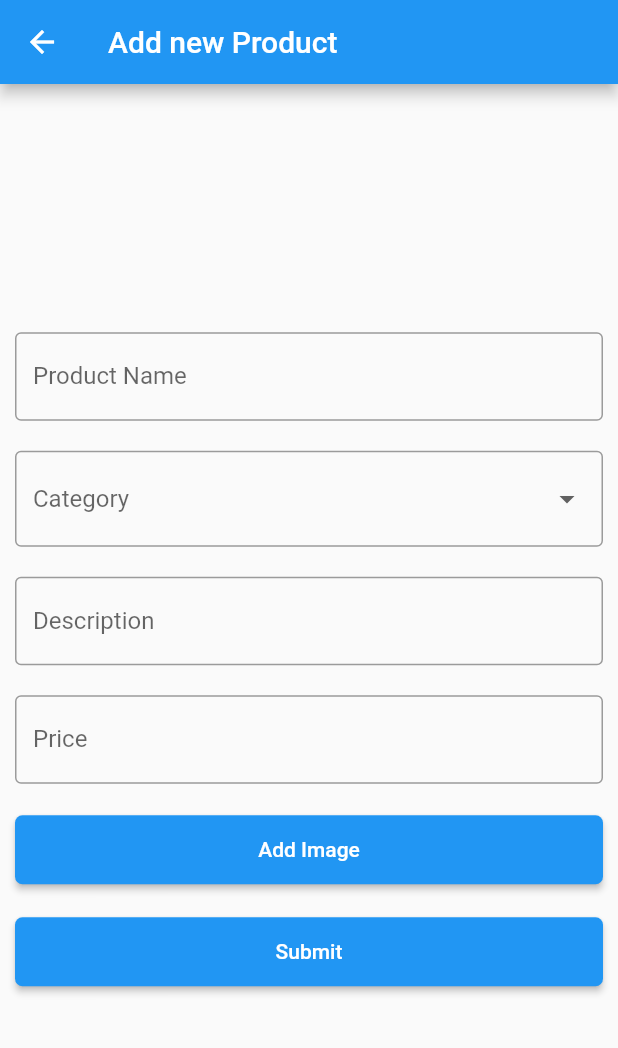
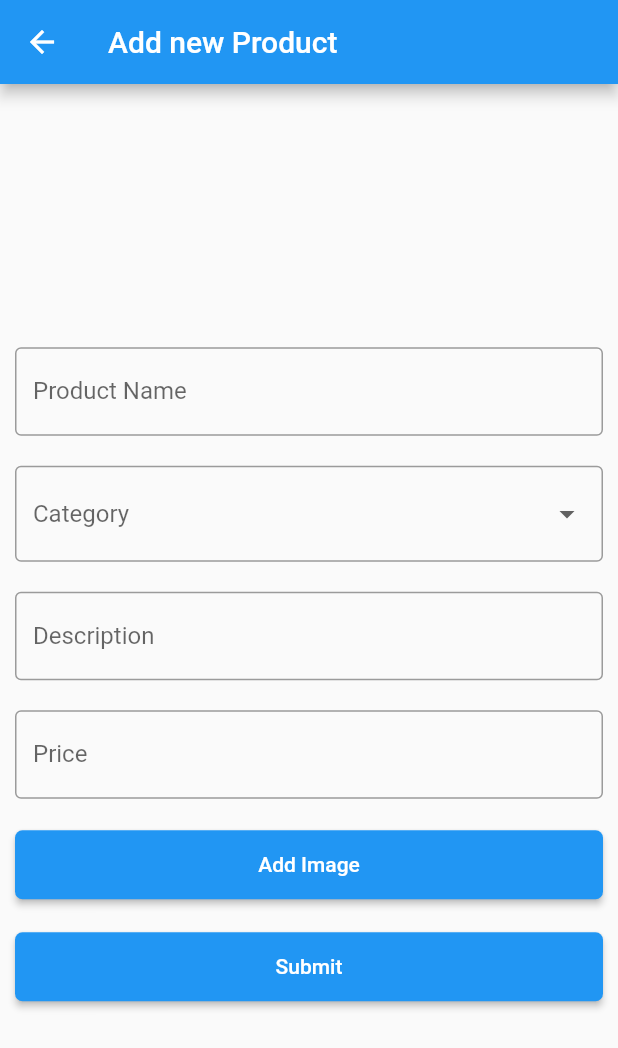
Before and after one commit to Oceankoh/nus-gdsc-hackathon, a Flutter app: the MyHomePage screen opened directly, after a tap on the "add" icon, on a phone screen of 412 x 824 dp. Shown: the top 1048 px of the screen. Run offline on Flutter 3.47's test engine with Material 2 defaults, Android fonts, the phone set to English and light mode, and no system bars; our stand-ins replace cloud_firestore, firebase_core, image_picker; missing offline and left inert: dart:html; accounts and stored records are empty; key blocks and very long unbroken strings in the code were emptied for the run.

Commit message:
minor changes

```diff
--- a/lib/home.dart
+++ b/lib/home.dart
@@ -88,6 +88,7 @@ class _MyHomePageState extends State<MyHomePage> {
             return ListView(
               padding: const EdgeInsets.all(5),
               children: snapshot.data!.docs.map((doc) {
+                var index = snapshot.data!.docs.indexOf(doc);
                 String desc = (doc.data()! as Map)['desc'];
                 String cut = desc.substring(0, min(desc.length, 100)) + '...';
                 return Align(
--- a/lib/upload.dart
+++ b/lib/upload.dart
@@ -114,11 +114,12 @@ class _UploadState extends State<Upload> {
             child: Column(
               mainAxisAlignment: MainAxisAlignment.center,
               children: <Widget>[
+                const SizedBox(height: 20),
                 Padding(
                   padding: const EdgeInsets.all(10),
                   child: SizedBox(
                     width: kIsWeb
-                        ? MediaQuery.of(context).size.width / 2
+                        ? (MediaQuery.of(context).size.width < 1100 ? MediaQuery.of(context).size.width * 0.8: MediaQuery.of(context).size.width * 0.5)
                         : MediaQuery.of(context).size.width,
                     child: TextField(
                       controller: productNameCtrl,
@@ -132,7 +133,7 @@ class _UploadState extends State<Upload> {
                   padding: const EdgeInsets.all(10),
                   child: SizedBox(
                     width: kIsWeb
-                        ? MediaQuery.of(context).size.width / 2
+                        ? (MediaQuery.of(context).size.width < 1100 ? MediaQuery.of(context).size.width * 0.8: MediaQuery.of(context).size.width * 0.5)
                         : MediaQuery.of(context).size.width,
                     child: FormField<String>(
                       builder: (FormFieldState<String> state) {
@@ -169,7 +170,7 @@ class _UploadState extends State<Upload> {
                   padding: const EdgeInsets.all(10),
                   child: SizedBox(
                     width: kIsWeb
-                        ? MediaQuery.of(context).size.width / 2
+                        ? (MediaQuery.of(context).size.width < 1100 ? MediaQuery.of(context).size.width * 0.8: MediaQuery.of(context).size.width * 0.5)
                         : MediaQuery.of(context).size.width,
                     child: TextFormField(
                       keyboardType: TextInputType.multiline,
@@ -186,7 +187,7 @@ class _UploadState extends State<Upload> {
                   padding: const EdgeInsets.all(10),
                   child: SizedBox(
                     width: kIsWeb
-                        ? MediaQuery.of(context).size.width / 2
+                        ? (MediaQuery.of(context).size.width < 1100 ? MediaQuery.of(context).size.width * 0.8: MediaQuery.of(context).size.width * 0.5)
                         : MediaQuery.of(context).size.width,
                     child: TextField(
                       controller: priceCtrl,
@@ -203,7 +204,7 @@ class _UploadState extends State<Upload> {
                         padding: const EdgeInsets.all(10),
                         child: SizedBox(
                           width: kIsWeb
-                              ? MediaQuery.of(context).size.width / 2
+                              ? (MediaQuery.of(context).size.width < 1100 ? MediaQuery.of(context).size.width * 0.8: MediaQuery.of(context).size.width * 0.5)
                               : MediaQuery.of(context).size.width,
                           child: MaterialButton(
                             color: Colors.blue,
@@ -223,7 +224,7 @@ class _UploadState extends State<Upload> {
                   padding: const EdgeInsets.all(10),
                   child: SizedBox(
                     width: kIsWeb
-                        ? MediaQuery.of(context).size.width / 2
+                        ? (MediaQuery.of(context).size.width < 1100 ? MediaQuery.of(context).size.width * 0.8: MediaQuery.of(context).size.width * 0.5)
                         : MediaQuery.of(context).size.width,
                     child: MaterialButton(
                       color: Colors.blue,
```
Also changed, not shown: lib/edit.dart (+7 -6 lines), lib/login.dart (+4 -3 lines).
